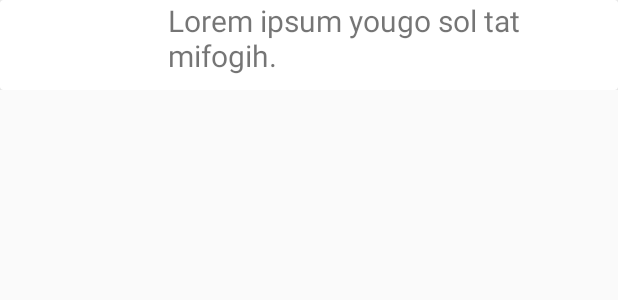
After one commit to cvhariharan/WireChat, an Android app: the layout chat_bubble.xml on its own in the app's theme, with its tools: preview values and no code run, on a phone screen of 412 x 824 dp. The commit adds this screen. Shown: the top 300 px of the screen. Run offline under Robolectric (Android 15) with nearby library versions, the phone set to English and light mode, and no system bars.

Commit message:
Update chats the database.

```diff
--- a/app/build.gradle
+++ b/app/build.gradle
@@ -25,9 +25,9 @@ dependencies {
     implementation 'com.google.firebase:firebase-auth:11.0.4'
     implementation 'com.android.support:design:26.1.0'
     implementation 'com.android.support:recyclerview-v7:26.1.0'
+    implementation 'com.google.firebase:firebase-database:11.0.4'
 
     //QR code generator
-    implementation 'com.google.firebase:firebase-database:11.0.4'
     compile 'com.google.zxing:core:3.2.1'
     compile 'com.journeyapps:zxing-android-embedded:3.2.0@aar'
 
@@ -37,6 +37,9 @@ dependencies {
     //For ViewModel
     implementation "android.arch.lifecycle:extensions:1.0.0"
     annotationProcessor "android.arch.lifecycle:compiler:1.0.0"
+
+    //CardView
+    implementation 'com.android.support:cardview-v7:26.1.0'
 
     testImplementation 'junit:junit:4.12'
     androidTestImplementation 'com.android.support.test:runner:1.0.2'
@@ -48,4 +51,5 @@ dependencies {
 
 
 
+
 apply plugin: 'com.google.gms.google-services'
--- a/app/src/main/AndroidManifest.xml
+++ b/app/src/main/AndroidManifest.xml
@@ -24,7 +24,8 @@
             android:label="@string/title_activity_home_page"
             android:theme="@style/AppTheme" />
         <activity android:name=".Scan" />
-        <activity android:name=".RegisterActivity"></activity>
+        <activity android:name=".RegisterActivity" />
+        <activity android:name=".ChatActivity"></activity>
     </application>
 
 </manifest>
--- a/app/src/main/java/hariharan/theroboticlabs/com/wirechat/Utils/FirebaseUtils.java
+++ b/app/src/main/java/hariharan/theroboticlabs/com/wirechat/Utils/FirebaseUtils.java
@@ -67,6 +67,11 @@ public class FirebaseUtils {
         return databaseRef;
     }
 
+    public void sendMessage(String from, String to, String message) {
+        ChatMessage chatMessage = new ChatMessage(message, from, to);
+        databaseRef.child(from).child(to).push().setValue(chatMessage);
+    }
+
 //    public boolean checkUid(final String uid) {
 //        databaseRef.addValueEventListener(new ValueEventListener() {
 //            @Override
--- /dev/null
+++ b/app/src/main/res/layout/chat_bubble.xml
@@ -0,0 +1,19 @@
+<?xml version="1.0" encoding="utf-8"?>
+<RelativeLayout xmlns:android="http://schemas.android.com/apk/res/android"
+    android:layout_width="match_parent"
+    android:layout_height="wrap_content"
+    xmlns:app="http://schemas.android.com/apk/res-auto">
+<android.support.v7.widget.CardView
+    android:layout_width="match_parent"
+    android:layout_height="60dp"
+    android:id="@+id/chat_view"
+    app:cardBackgroundColor="@color/cardview_light_background">
+    <TextView
+        android:layout_width="300dp"
+        android:layout_height="wrap_content"
+        android:id="@+id/chat"
+        android:textSize="20sp"
+        android:text="@string/test_string"
+        android:layout_gravity="right"/>
+</android.support.v7.widget.CardView>
+</RelativeLayout>
--- a/app/src/main/res/values/strings.xml
+++ b/app/src/main/res/values/strings.xml
@@ -10,4 +10,6 @@
     <string name="register_name">Name</string>
     <string name="register_email">Email</string>
     <string name="register_password">Password</string>
+    <string name="chat_button">Send</string>
+    <string name="test_string">Lorem ipsum yougo sol tat mifogih.</string>
 </resources>
```
Also changed, not shown: app/src/main/java/hariharan/theroboticlabs/com/wirechat/ChatActivity.java (added, +51 -0 lines), app/src/main/java/hariharan/theroboticlabs/com/wirechat/Fragments/ChatsList.java (+37 -2 lines), app/src/main/java/hariharan/theroboticlabs/com/wirechat/Utils/ChatMessage.java (+37 -0 lines), app/src/main/java/hariharan/theroboticlabs/com/wirechat/Viewmodels/ChatViewModel.java (added, +8 -0 lines), app/src/main/res/layout/activity_chat.xml (added, +46 -0 lines).
